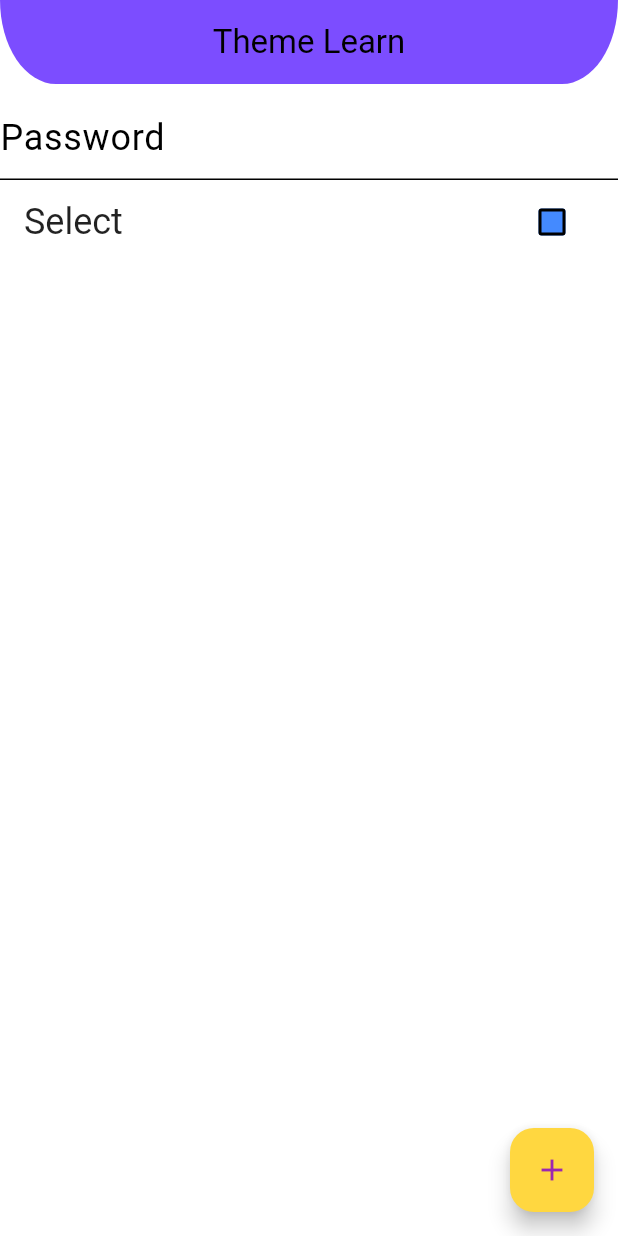
After one commit to drgndenis/one_hundred_days_of_code, a Flutter app: the screen it shows after launch, on a phone screen of 412 x 824 dp. The commit adds this screen. Run offline on Flutter 3.47's test engine with Material 2 defaults, Android fonts, the phone set to English and light mode, and no system bars; our stand-ins replace dio, flutter_spinkit.

Commit message:
Theme learn is finished and Day-12 added

```diff
--- a/lib/Day-11/theme/light_theme.dart
+++ b/lib/Day-11/theme/light_theme.dart
@@ -11,12 +11,28 @@ class LightTheme {
   // Constructor
   LightTheme() {
     theme = ThemeData(
+      useMaterial3: true,
+      appBarTheme: const AppBarTheme(
+        backgroundColor: Colors.deepPurpleAccent,
+        centerTitle: true,
+        shape: RoundedRectangleBorder(
+          borderRadius: BorderRadius.vertical(
+            bottom: Radius.elliptical(40, 60),
+          ),
+        ),
+      ),
+      checkboxTheme: CheckboxThemeData(
+        fillColor: MaterialStateProperty.all(_LightColors()._blueAccent),
+      ),
       floatingActionButtonTheme: FloatingActionButtonThemeData(
           backgroundColor: _lightColor._textBackground),
-      buttonTheme: const ButtonThemeData(
-          colorScheme: ColorScheme.light(
-        onPrimary: Colors.blueAccent,
-      )),
+      buttonTheme: ButtonThemeData(
+        colorScheme: ColorScheme.light(
+          onPrimary: _LightColors()._blueAccent,
+        ),
+      ),
+      inputDecorationTheme:
+          const InputDecorationTheme(hintStyle: TextStyle(fontSize: 24)),
       colorScheme: const ColorScheme.light(),
       textTheme: ThemeData.light().textTheme.copyWith(
             titleMedium: TextStyle(
@@ -31,6 +47,7 @@ class LightTheme {
 class _LightColors {
   final Color _titleMedium = const Color.fromARGB(255, 226, 133, 19);
   final Color _textBackground = Colors.amberAccent;
+  final Color _blueAccent = Colors.blueAccent;
 }
 
 // Theme içinde kullanılacak fontSize'larin tanımlanması
--- /dev/null
+++ b/lib/Day-11/theme_learn_view.dart
@@ -0,0 +1,47 @@
+import 'package:flutter/material.dart';
+import 'package:one_hundred_days_of_flutter/Day-12/password_textfield.dart';
+
+class ThemeLearnView extends StatefulWidget {
+  const ThemeLearnView({super.key});
+
+  @override
+  State<ThemeLearnView> createState() => _ThemeLearnViewState();
+}
+
+class _ThemeLearnViewState extends State<ThemeLearnView> {
+  bool _value = false;
+
+  void changeValue() {
+    setState(() {
+      _value = !_value;
+    });
+  }
+
+  @override
+  Widget build(BuildContext context) {
+    return Scaffold(
+      appBar: AppBar(
+        title: const Text('Theme Learn'),
+      ),
+      body: Column(
+        children: [
+          const PasswordTextField(),
+          CheckboxListTile(
+            value: _value,
+            onChanged: (value) {
+              changeValue();
+            },
+            title: Text(
+              'Select',
+              style: Theme.of(context).textTheme.headlineSmall,
+            ),
+          ),
+        ],
+      ),
+      floatingActionButton: FloatingActionButton(
+        onPressed: () {},
+        child: const Icon(Icons.add, color: Colors.purple),
+      ),
+    );
+  }
+}
--- /dev/null
+++ b/lib/Day-12/password_textfield.dart
@@ -0,0 +1,51 @@
+import 'package:flutter/material.dart';
+
+class PasswordTextField extends StatefulWidget {
+  const PasswordTextField({super.key, this.controller});
+  final TextEditingController? controller;
+
+  @override
+  State<PasswordTextField> createState() => _PasswordTextFieldState();
+}
+
+class _PasswordTextFieldState extends State<PasswordTextField> {
+  final _obscuringCharacter = '*';
+  final _hintText = 'Password';
+  bool _obscureText = true;
+
+  void changeVisibility() {
+    setState(() {
+      _obscureText = !_obscureText;
+    });
+  }
+
+  @override
+  Widget build(BuildContext context) {
+    return TextField(
+      controller: widget.controller,
+      autofillHints: const [AutofillHints.password],
+      obscureText: _obscureText,
+      obscuringCharacter: _obscuringCharacter,
+      keyboardType: TextInputType.visiblePassword,
+      decoration: InputDecoration(
+        border: const UnderlineInputBorder(),
+        hintText: _hintText,
+        suffix: _onVisibility(),
+      ),
+    );
+  }
+
+  IconButton _onVisibility() {
+    return IconButton(
+        onPressed: changeVisibility,
+        icon: AnimatedCrossFade(
+          firstChild: const Icon(Icons.visibility_outlined),
+          secondChild: const Icon(Icons.visibility_off_outlined),
+          crossFadeState: _obscureText
+              ? CrossFadeState.showFirst
+              : CrossFadeState.showSecond,
+          duration: const Duration(milliseconds: 999),
+        ));
+    // Icon(_obscureText ? Icons.visibility : Icons.visibility_off));
+  }
+}
--- a/lib/main.dart
+++ b/lib/main.dart
@@ -1,6 +1,7 @@
 import 'package:flutter/material.dart';
 import 'package:one_hundred_days_of_flutter/Day-11/theme/light_theme.dart';
-import 'Day-11/package_learn_view.dart';
+import 'Day-11/theme_learn_view.dart';
+import 'Day-12/widget_size_enum.dart';
 
 void main() {
   runApp(const MyApp());
@@ -48,6 +49,6 @@ class MyApp extends StatelessWidget {
         //     backgroundColor: Colors.transparent,
         //   ),
         // ),
-        home: const PackageLearnView());
+        home: const ThemeLearnView());
   }
 }
```
Also changed, not shown: lib/Day-12/widget_size_enum.dart (added, +36 -0 lines).
